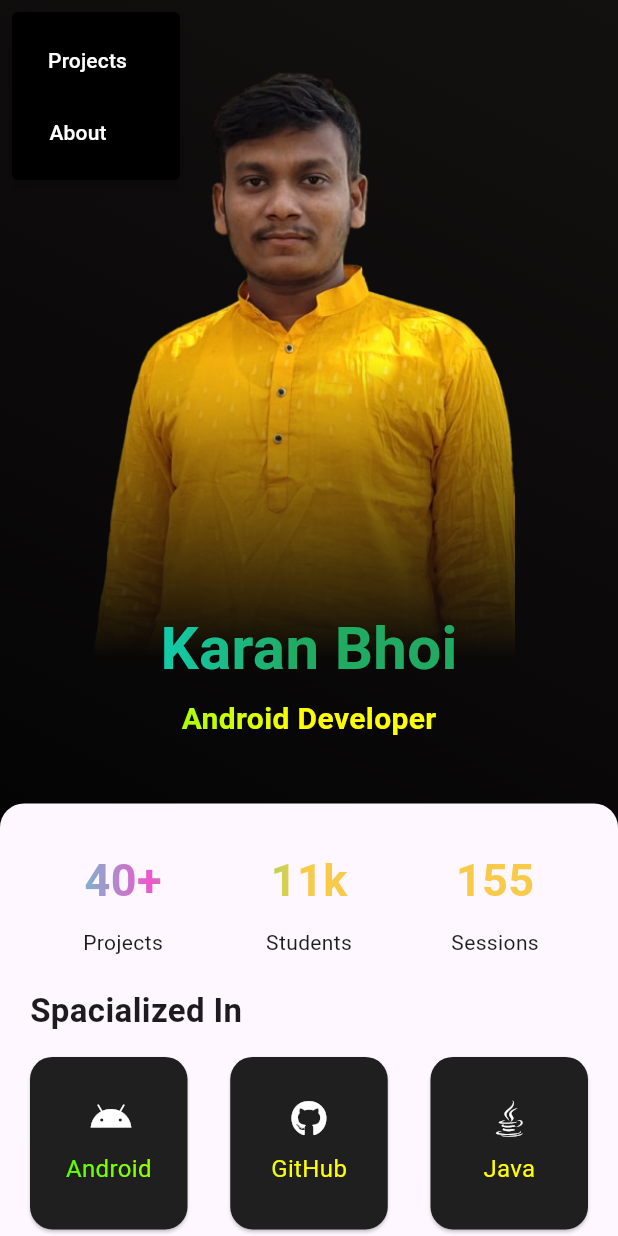
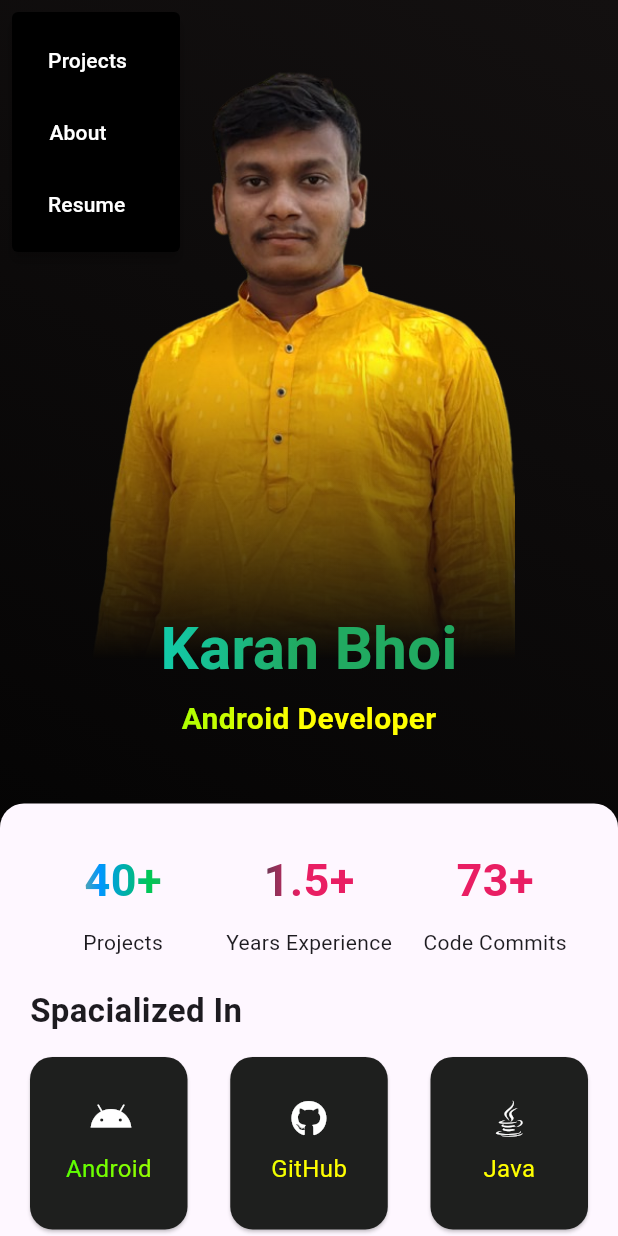
Before and after one commit to bhoikaran/flutter-portfolio-app, a Flutter app: the MyHome screen opened by its route, after a tap on the "menu" icon, on a phone screen of 412 x 824 dp. Run offline on Flutter 3.47's test engine with Material 3 defaults, Android fonts, the phone set to English and light mode, and no system bars; drawn by our look-alikes of sliding_sheet; our stand-ins replace font_awesome_flutter; missing offline and left inert: flutter_pdfview.

Commit message:
added resume section and and social media linkes in about section.

```diff
--- a/lib/home.dart
+++ b/lib/home.dart
@@ -1,6 +1,7 @@
 import 'package:flutter/material.dart';
 import 'package:font_awesome_flutter/font_awesome_flutter.dart';
 import 'package:sliding_sheet/sliding_sheet.dart';
+import 'package:url_launcher/url_launcher.dart';
 
 class MyHome extends StatefulWidget {
   const MyHome({super.key});
@@ -20,12 +21,22 @@ class _MyHomeState extends State<MyHome> {
     Color.fromARGB(255, 255, 255, 0)
   ]).createShader(Rect.fromLTWH(0, 0, 200.0, 70.0));
 
+  // final Shader overallTextGradient = LinearGradient(colors: <Color>[
+  //   Color.fromARGB(255, 19, 17, 179),
+  //   Color.fromARGB(255, 110, 193, 204),
+  //   Color.fromARGB(255, 238, 87, 205),
+  //   Color.fromARGB(255, 71, 231, 111),
+  //   Color.fromARGB(255, 248, 202, 74),
+  // ]).createShader(Rect.fromLTWH(0, 0, 200.0, 70.0));
+
   final Shader overallTextGradient = LinearGradient(colors: <Color>[
-    Color.fromARGB(255, 19, 17, 179),
-    Color.fromARGB(255, 110, 193, 204),
-    Color.fromARGB(255, 238, 87, 205),
-    Color.fromARGB(255, 71, 231, 111),
-    Color.fromARGB(255, 248, 202, 74),
+    Color.fromARGB(255, 255, 94, 77), // Sunset Orange
+    Color.fromARGB(255, 255, 193, 7), // Golden Yellow
+    Color.fromARGB(255, 0, 150, 255), // Deep Sky Blue
+    Color.fromARGB(255, 0, 200, 83), // Emerald Green
+    Color.fromARGB(255, 112, 128, 144), // Slate Gray
+    Color.fromARGB(255, 54, 69, 79), // Charcoal Black
+    Color.fromARGB(255, 233, 30, 99), // Fuchsia Pink
   ]).createShader(Rect.fromLTWH(0, 0, 200.0, 70.0));
 
   mySkills(num, type) {
@@ -47,6 +58,30 @@ class _MyHomeState extends State<MyHome> {
         ],
       ),
     );
+  }
+
+  // mySkills(num, type) {
+  //   return Row(
+  //     children: [
+  //       Text(
+  //         num,
+  //         style: TextStyle(
+  //             fontSize: 30,
+  //             fontWeight: FontWeight.bold,
+  //             foreground: Paint()..shader = overallTextGradient),
+  //       ),
+  //       Container(
+  //         margin: EdgeInsets.only(top: 10),
+  //         child: Text(type),
+  //       ),
+  //     ],
+  //   );
+  // }
+  _launchURL(urlLink) async {
+    final Uri url = Uri.parse(urlLink);
+    if (!await launchUrl(url)) {
+      throw Exception('Could not launch $url');
+    }
   }
 
   mySpcialization(icon, text) {
@@ -118,7 +153,18 @@ class _MyHomeState extends State<MyHome> {
                           "About",
                           style: TextStyle(color: Colors.white),
                         )),
-                  )
+                  ),
+                  PopupMenuItem(
+                    value: 3,
+                    child: TextButton(
+                        onPressed: () {
+                          Navigator.pushNamed(context, "resume");
+                        },
+                        child: Text(
+                          "Resume",
+                          style: TextStyle(color: Colors.white),
+                        )),
+                  ),
                 ]),
         elevation: 0,
         backgroundColor: Colors.transparent,
@@ -206,17 +252,15 @@ class _MyHomeState extends State<MyHome> {
             // height of the sheet.
             return Container(
               margin: EdgeInsets.only(left: 20, right: 20, top: 30),
-
               child: Column(
                 crossAxisAlignment: CrossAxisAlignment.start,
                 children: [
-
                   Row(
                     mainAxisAlignment: MainAxisAlignment.spaceBetween,
                     children: [
                       mySkills('40+', 'Projects'),
-                      mySkills('11k', 'Students'),
-                      mySkills('155', 'Sessions'),
+                      mySkills('1.5+', 'Years Experience'),
+                      mySkills('73+', 'Code Commits')
                     ],
                   ),
                   SizedBox(
@@ -259,20 +303,18 @@ class _MyHomeState extends State<MyHome> {
                           mySpcialization(FontAwesomeIcons.php, 'PHP'),
                           mySpcialization(
                               FontAwesomeIcons.database, 'Database'),
-                          mySpcialization(FontAwesomeIcons.python, 'Python'),
+                          mySpcialization(FontAwesomeIcons.android, 'Kotlin'),
                         ],
-                      ), SizedBox(
+                      ),
+                      SizedBox(
                         height: 15,
                       ),
-
                     ],
                   )
                 ],
               ),
             );
           },
-
-
         ),
       ),
     );
--- a/lib/main.dart
+++ b/lib/main.dart
@@ -1,6 +1,7 @@
 import 'package:flutter/material.dart';
 import 'package:portfolio_app/about.dart';
 import 'package:portfolio_app/home.dart';
+import 'package:portfolio_app/resume.dart';
 
 
 void main(){
@@ -10,6 +11,7 @@ void main(){
     routes: {
       "home":(context) =>MyHome(),
       'about':(context) =>About(),
+      'resume':(context) =>Resume(),
 
     },
   ));
--- a/pubspec.yaml
+++ b/pubspec.yaml
@@ -36,6 +36,9 @@ dependencies:
   cupertino_icons: ^1.0.8
   sliding_sheet: ^0.5.2
   font_awesome_flutter: ^10.8.0
+  flutter_pdfview: 1.3.2
+  path_provider: ^2.0.14
+  url_launcher: ^6.1.11
 
 dev_dependencies:
   flutter_test:
@@ -68,6 +71,7 @@ flutter:
     - assets/profile_5.jpg
     - assets/profile_6.jpg
     - assets/profile_7.png
+    - assets/KaranBhoiAndroidDeveloper.pdf
 
   #   - images/a_dot_ham.jpeg
 
```
Also changed, not shown: lib/about.dart (+20 -13 lines), lib/resume.dart (added, +68 -0 lines), pubspec.lock, 13 other files.
